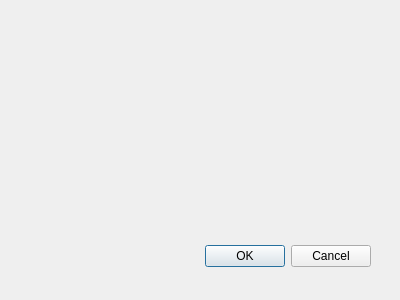
Above: quick_mapping_dialog_base.ui from DeadPoetSpoon/QuickMapping before the change. Below: the same form after it.
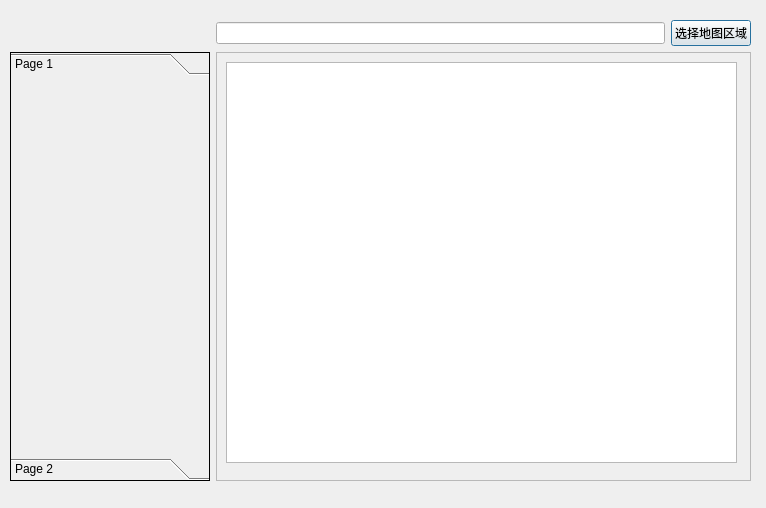
That is the form after the change.

```diff
--- a/quick_mapping_dialog_base.ui
+++ b/quick_mapping_dialog_base.ui
@@ -1,32 +1,100 @@
 <ui version="4.0" >
  <class>QuickMappingDialogBase</class>
- <widget class="QDialog" name="QuickMappingDialogBase" >
-  <property name="geometry" >
+ <widget class="QDialog" name="QuickMappingDialogBase">
+  <property name="geometry">
    <rect>
     <x>0</x>
     <y>0</y>
-    <width>400</width>
-    <height>300</height>
+    <width>766</width>
+    <height>508</height>
    </rect>
   </property>
   <property name="windowTitle" >
    <string>Quick Mapping</string>
   </property>
-  <widget class="QDialogButtonBox" name="button_box" >
-   <property name="geometry" >
+  <widget class="QWidget" name="layoutWidget">
+   <property name="geometry">
     <rect>
-     <x>30</x>
-     <y>240</y>
-     <width>341</width>
-     <height>32</height>
+     <x>10</x>
+     <y>20</y>
+     <width>741</width>
+     <height>461</height>
     </rect>
    </property>
-   <property name="orientation" >
-    <enum>Qt::Horizontal</enum>
-   </property>
-   <property name="standardButtons" >
-    <set>QDialogButtonBox::Cancel|QDialogButtonBox::Ok</set>
-   </property>
+   <layout class="QGridLayout" name="gridLayout">
+    <item row="0" column="1">
+     <widget class="QLineEdit" name="le_search"/>
+    </item>
+    <item row="0" column="2">
+     <widget class="QPushButton" name="pb_loadmap">
+      <property name="text">
+       <string>选择地图区域</string>
+      </property>
+     </widget>
+    </item>
+    <item row="1" column="1" colspan="2">
+     <widget class="QFrame" name="frame_map">
+      <property name="frameShape">
+       <enum>QFrame::StyledPanel</enum>
+      </property>
+      <property name="frameShadow">
+       <enum>QFrame::Raised</enum>
+      </property>
+      <widget class="QTextBrowser" name="textBrowser">
+       <property name="geometry">
+        <rect>
+         <x>10</x>
+         <y>10</y>
+         <width>511</width>
+         <height>401</height>
+        </rect>
+       </property>
+      </widget>
+     </widget>
+    </item>
+    <item row="1" column="0">
+     <widget class="QToolBox" name="toolBox">
+      <property name="maximumSize">
+       <size>
+        <width>200</width>
+        <height>16777215</height>
+       </size>
+      </property>
+      <property name="frameShape">
+       <enum>QFrame::Box</enum>
+      </property>
+      <property name="currentIndex">
+       <number>0</number>
+      </property>
+      <widget class="QWidget" name="page">
+       <property name="geometry">
+        <rect>
+         <x>0</x>
+         <y>0</y>
+         <width>198</width>
+         <height>370</height>
+        </rect>
+       </property>
+       <attribute name="label">
+        <string>Page 1</string>
+       </attribute>
+      </widget>
+      <widget class="QWidget" name="page_2">
+       <property name="geometry">
+        <rect>
+         <x>0</x>
+         <y>0</y>
+         <width>198</width>
+         <height>370</height>
+        </rect>
+       </property>
+       <attribute name="label">
+        <string>Page 2</string>
+       </attribute>
+      </widget>
+     </widget>
+    </item>
+   </layout>
   </widget>
  </widget>
  <resources/>
```
Left out of the diff: 40 changed lines with no effect on the pictures.
